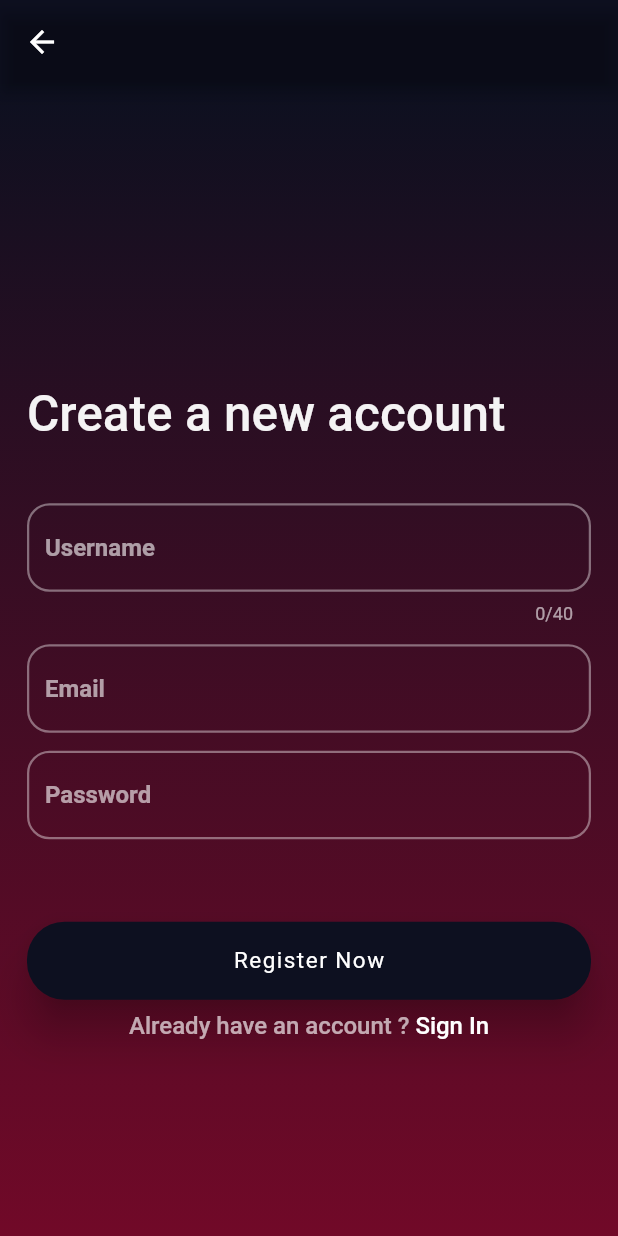
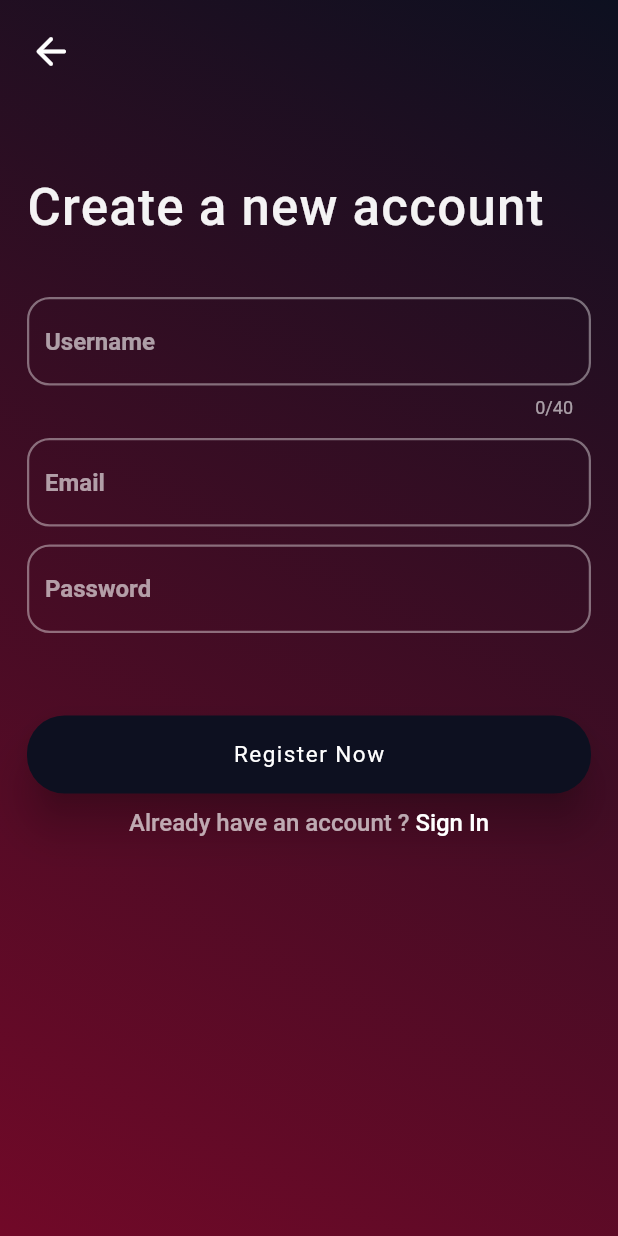
Before and after one commit to Bamidele1234/CRUD-with-Firebase, a Flutter app: the screen it shows after launch, after a tap on "Register", on a phone screen of 412 x 824 dp. Run offline on Flutter 3.47's test engine with Material 2 defaults, Android fonts, the phone set to English and light mode, and no system bars; our stand-ins replace animated_text_kit, auto_route, responsive_framework.

```diff
--- a/lib/constants.dart
+++ b/lib/constants.dart
@@ -19,8 +19,8 @@ const kButtonShape = RoundedRectangleBorder(
 /// The Gradient Decoration on each page
 const kPageDecoration = BoxDecoration(
   gradient: LinearGradient(
-    begin: Alignment.topCenter,
-    end: Alignment.bottomCenter,
+    begin: Alignment.topRight,
+    end: Alignment.bottomLeft,
     colors: [
       kScaffoldColor,
       kGradientColor,
@@ -36,9 +36,10 @@ const kPagePadding = EdgeInsets.symmetric(
 
 /// The style of the main texts on the [SignUpScreen] and [LoginScreen]
 final kMainTextStyle = TextStyle(
-  fontSize: 33,
+  fontSize: 34,
   fontWeight: FontWeight.w500,
   color: Colors.white.withOpacity(0.95),
+  letterSpacing: 0.8,
 );
 
 /// The SIGN IN button style
--- a/lib/reusables/back_button.dart
+++ b/lib/reusables/back_button.dart
@@ -2,22 +2,22 @@ import 'package:auto_route/auto_route.dart';
 import 'package:flutter/material.dart';
 
 /// Custom Back button for popping off stacks
-class BackButton extends StatelessWidget {
-  const BackButton({
+class MyBackButton extends StatelessWidget {
+  const MyBackButton({
     Key? key,
   }) : super(key: key);
 
   @override
   Widget build(BuildContext context) {
     return Padding(
-      padding: const EdgeInsets.all(8),
+      padding: const EdgeInsets.all(10),
       child: IconButton(
         onPressed: () {
           context.router.pop();
         },
         icon: const Icon(
           Icons.arrow_back_rounded,
-          size: 26,
+          size: 30,
         ),
       ),
     );
--- a/lib/screens/home_screen.dart
+++ b/lib/screens/home_screen.dart
@@ -12,7 +12,9 @@ class HomeScreen extends StatelessWidget {
   @override
   Widget build(BuildContext context) {
     return Scaffold(
-      body: Container(
+      resizeToAvoidBottomInset: true,
+      body: SafeArea(
+        child: Container(
           decoration: kPageDecoration,
           child: Padding(
             padding: kPagePadding,
@@ -23,7 +25,7 @@ class HomeScreen extends StatelessWidget {
                 children: [
                   const Icon(
                     Icons.done_rounded,
-                  size: 135,
+                    size: 140,
                     color: kShadowColor,
                   ),
                   const Text(
@@ -58,6 +60,7 @@ class HomeScreen extends StatelessWidget {
             ),
           ),
         ),
+      ),
     );
   }
 }
--- a/lib/screens/sign_up.dart
+++ b/lib/screens/sign_up.dart
@@ -3,6 +3,8 @@ import 'package:exercise6/constants.dart';
 import 'package:exercise6/screens/login_screen.dart';
 import 'package:flutter/gestures.dart';
 import 'package:flutter/material.dart';
+
+import '../reusables/back_button.dart';
 
 class SignUpScreen extends StatelessWidget {
   SignUpScreen({Key? key}) : super(key: key);
@@ -17,24 +19,25 @@ class SignUpScreen extends StatelessWidget {
     return GestureDetector(
       onTap: () => FocusManager.instance.primaryFocus?.unfocus(),
       child: Scaffold(
-        appBar: AppBar(
-          backgroundColor: Colors.transparent,
-        ),
-        body: Container(
+        resizeToAvoidBottomInset: false,
+        body: SafeArea(
+          child: Container(
             decoration: kPageDecoration,
+            child: Column(
+              crossAxisAlignment: CrossAxisAlignment.start,
+              children: [
+                const MyBackButton(),
+                Padding(
+                  padding: kPagePadding,
                   child: Padding(
-            padding: kPagePadding,
+                    padding: const EdgeInsets.only(top: 30),
                     child: Column(
-              mainAxisAlignment: MainAxisAlignment.center,
                       crossAxisAlignment: CrossAxisAlignment.stretch,
                       children: [
-                Padding(
-                  padding: const EdgeInsets.only(top: 70),
-                  child: Text(
+                        Text(
                           'Create a new account',
                           textAlign: TextAlign.start,
                           style: kMainTextStyle,
-                  ),
                         ),
                         Form(
                           child: Column(
@@ -82,7 +85,7 @@ class SignUpScreen extends StatelessWidget {
                           child: const Text("Register Now"),
                         ),
                         const SizedBox(
-                  height: 8,
+                          height: 10,
                         ),
                         Center(
                           child: RichText(
@@ -104,7 +107,8 @@ class SignUpScreen extends StatelessWidget {
                                   ),
                                   recognizer: TapGestureRecognizer()
                                     ..onTap = () {
-                              context.router.replaceNamed(LoginScreen.tag);
+                                      context.router
+                                          .replaceNamed(LoginScreen.tag);
                                     },
                                 )
                               ],
@@ -114,6 +118,10 @@ class SignUpScreen extends StatelessWidget {
                       ],
                     ),
                   ),
+                )
+              ],
+            ),
+          ),
         ),
       ),
     );
--- a/lib/theme_data/theme.dart
+++ b/lib/theme_data/theme.dart
@@ -29,6 +29,7 @@ class MyTheme {
       focusedBorder: kmyBorder.copyWith(
         borderSide: const BorderSide(
           color: Colors.white,
+          width: 2.2,
         ),
       ),
     ),
```
Also changed, not shown: lib/screens/login_screen.dart (+19 -12 lines), lib/screens/reset_password.dart (+38 -8 lines), lib/app_router/router.gr.dart. Lines whose indentation alone changed are shown as unchanged.
